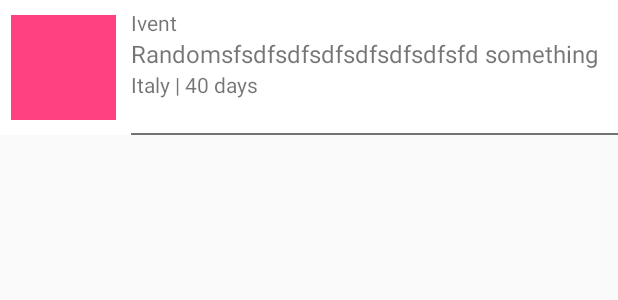
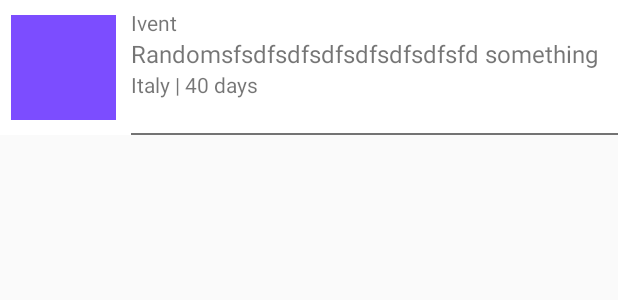
Before and after one commit to Nickolas981/Youthop, an Android app: the layout list_item.xml on its own in the app's theme, with its tools: preview values and no code run, on a phone screen of 412 x 824 dp. Shown: the top 300 px of the screen. Run offline under Robolectric (Android 15) with nearby library versions, the phone set to English and light mode, and no system bars; Roboto replaces fonts that are not available here.

Commit message:
Changed colors and added strings

```diff
--- a/app/src/main/res/values/colors.xml
+++ b/app/src/main/res/values/colors.xml
@@ -1,7 +1,9 @@
 <?xml version="1.0" encoding="utf-8"?>
 <resources>
-    <color name="colorPrimary">#DA2127</color>
-    <color name="colorPrimaryDark">#DA2127</color>
-    <color name="colorAccent">#FF4081</color>
+    <color name="colorPrimary">#0091ea</color>
+    <color name="colorPrimaryDark">#0064b7</color>
+    <color name="colorPrimaryLight">#64c1ff</color>
+    <color name="colorAccent">#7C4DFF</color>
     <color name="gray">#737373</color>
+    <color name="white">#Fff</color>
 </resources>
--- a/app/src/main/res/values/strings.xml
+++ b/app/src/main/res/values/strings.xml
@@ -7,4 +7,6 @@
     <string name="action_settings">Settings</string>
 
     <string name="hello_blank_fragment">Hello blank fragment</string>
+    <string name="no_connection">No Connection</string>
+    <string name="try_again">TRY AGAIN</string>
 </resources>
```
